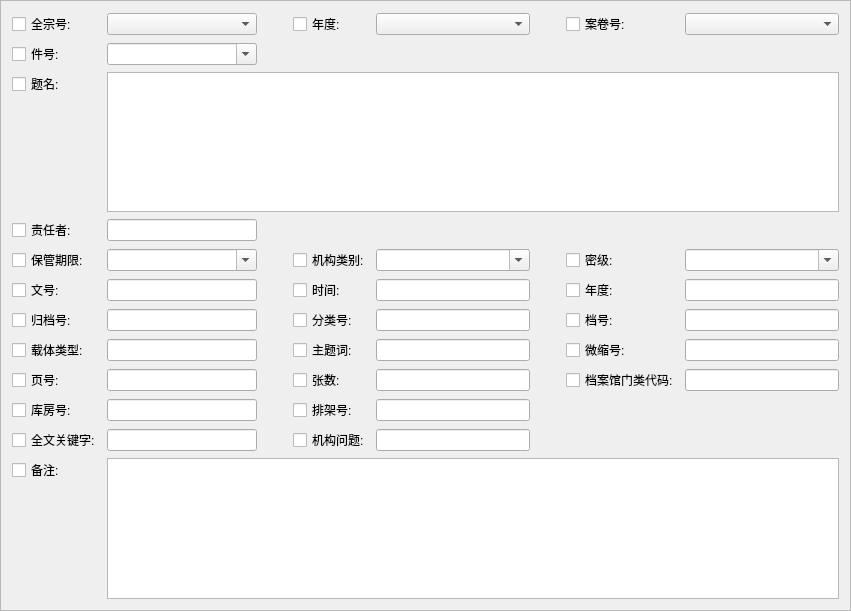
Before: the Qt Designer form ArchiveManager/src/gdwj/gdwjdetailsfrm.ui in shufameng/ArchiveManager, drawn with Qt 5.
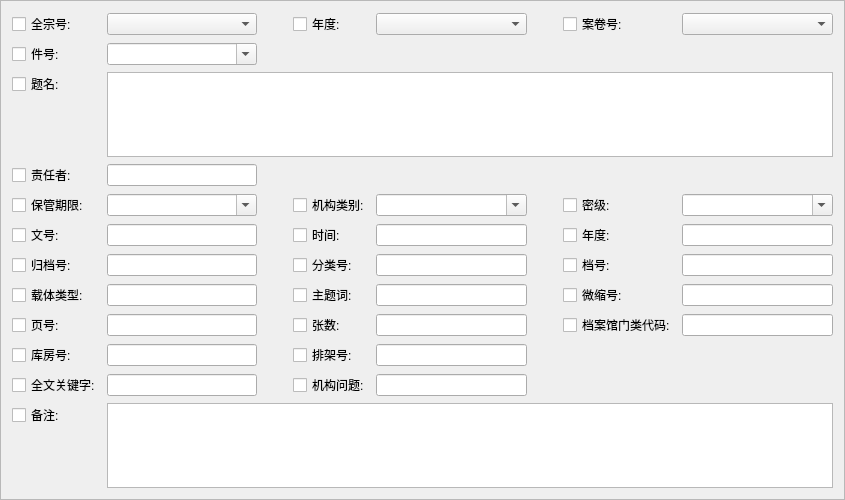
After: the same form once the commit is applied.

What changed in the file:
```diff
--- a/ArchiveManager/src/gdwj/gdwjdetailsfrm.ui
+++ b/ArchiveManager/src/gdwj/gdwjdetailsfrm.ui
@@ -6,10 +6,22 @@
    <rect>
     <x>0</x>
     <y>0</y>
-    <width>851</width>
-    <height>611</height>
+    <width>845</width>
+    <height>500</height>
    </rect>
   </property>
+  <property name="minimumSize">
+   <size>
+    <width>0</width>
+    <height>0</height>
+   </size>
+  </property>
+  <property name="maximumSize">
+   <size>
+    <width>16777215</width>
+    <height>16777215</height>
+   </size>
+  </property>
   <property name="windowTitle">
    <string>Frame</string>
   </property>
```
